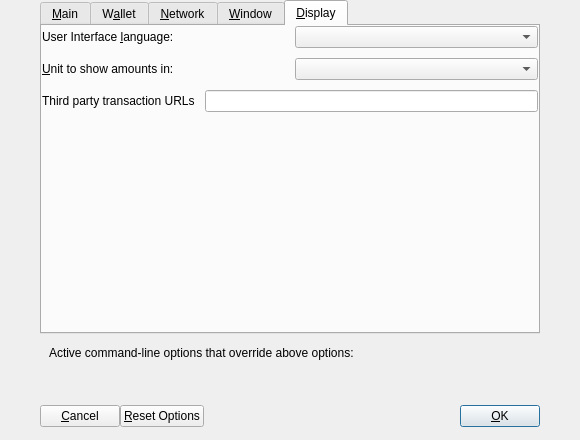
The window that src/qt/forms/optionsdialog.ui (frozenflux3/munt-official) describes before a commit, drawn with Qt 5.
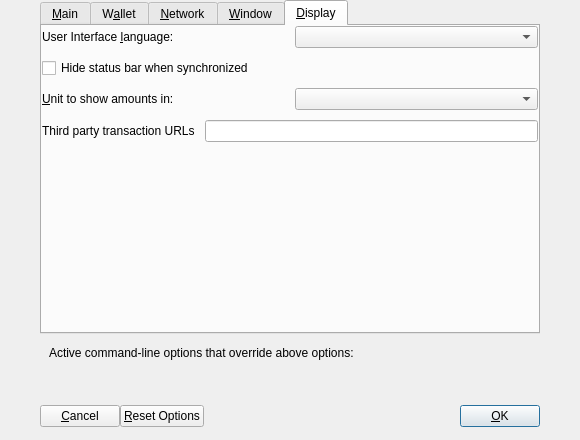
The same window after the commit. Custom widgets are drawn as their Qt base class.

Commit message: Option to hide status bar when synchronised. Disable to always show status indicators. (fix non-committed file)

Patch:
```diff
--- a/src/qt/forms/optionsdialog.ui
+++ b/src/qt/forms/optionsdialog.ui
@@ -648,6 +648,16 @@
          </item>
         </layout>
        </item>
+       <item>
+        <widget class="QCheckBox" name="autoHideStatusBar">
+         <property name="toolTip">
+          <string>Automatically hide status bar when synchronised. Disable to always show status indicators.</string>
+         </property>
+         <property name="text">
+          <string>Hide status bar when synchronized</string>
+         </property>
+        </widget>
+       </item>
        <item>
         <layout class="QHBoxLayout" name="horizontalLayout_2_Display">
          <item>
```
